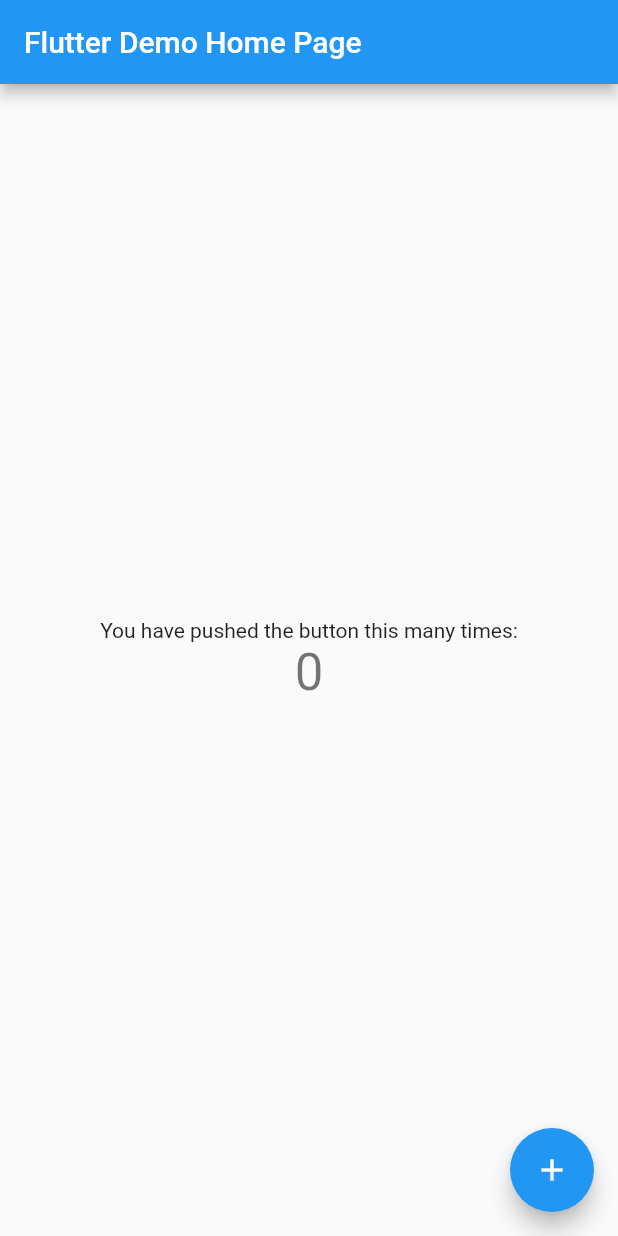
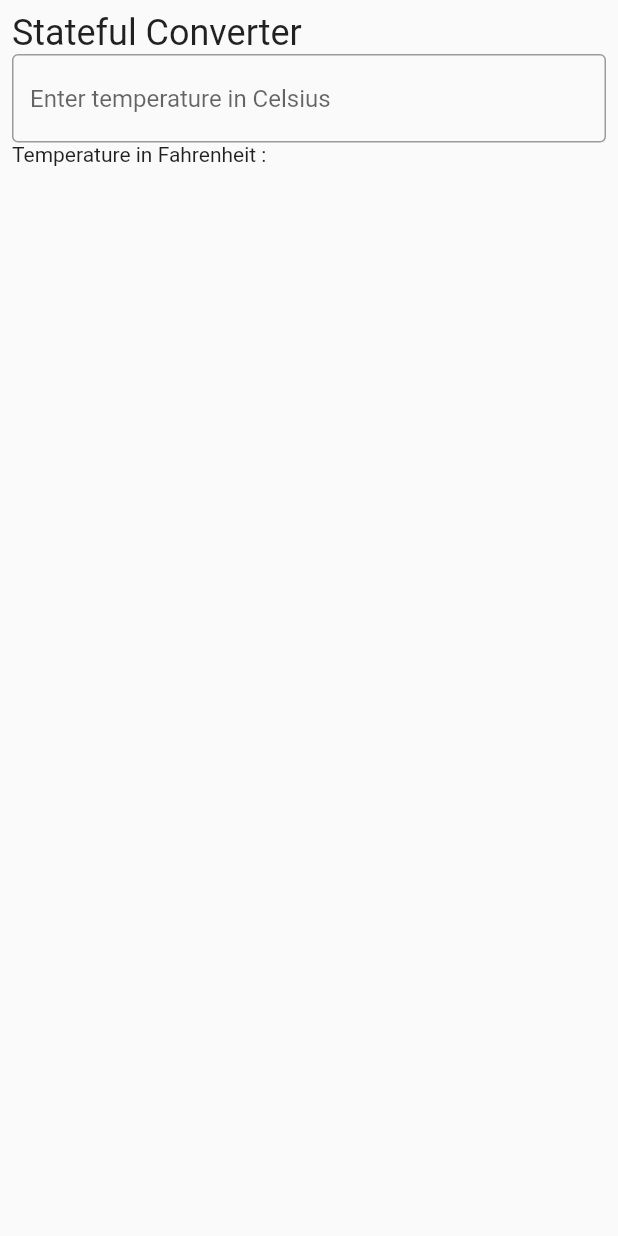
Before and after one commit to achmadilham07/ComposeXFlutter, a Flutter app: the screen it shows after launch, on a phone screen of 412 x 824 dp. Run offline on Flutter 3.47's test engine with Material 2 defaults, Android fonts, the phone set to English and light mode, and no system bars.

Commit message:
add stateful converter - Flutter

```diff
--- a/MyTemperatureConverter/flutter/lib/main.dart
+++ b/MyTemperatureConverter/flutter/lib/main.dart
@@ -1,3 +1,4 @@
+import 'package:degree_converter/utils/string.dart';
 import 'package:flutter/material.dart';
 
 void main() {
@@ -7,109 +8,82 @@
 class MyApp extends StatelessWidget {
   const MyApp({super.key});
 
-  // This widget is the root of your application.
   @override
   Widget build(BuildContext context) {
     return MaterialApp(
       title: 'Flutter Demo',
       theme: ThemeData(
-        // This is the theme of your application.
-        //
-        // Try running your application with "flutter run". You'll see the
-        // application has a blue toolbar. Then, without quitting the app, try
-        // changing the primarySwatch below to Colors.green and then invoke
-        // "hot reload" (press "r" in the console where you ran "flutter run",
-        // or simply save your changes to "hot reload" in a Flutter IDE).
-        // Notice that the counter didn't reset back to zero; the application
-        // is not restarted.
         primarySwatch: Colors.blue,
       ),
-      home: const MyHomePage(title: 'Flutter Demo Home Page'),
+      home: const MyHomePage(),
     );
   }
 }
 
-class MyHomePage extends StatefulWidget {
-  const MyHomePage({super.key, required this.title});
-
-  // This widget is the home page of your application. It is stateful, meaning
-  // that it has a State object (defined below) that contains fields that affect
-  // how it looks.
-
-  // This class is the configuration for the state. It holds the values (in this
-  // case the title) provided by the parent (in this case the App widget) and
-  // used by the build method of the State. Fields in a Widget subclass are
-  // always marked "final".
-
-  final String title;
-
-  @override
-  State<MyHomePage> createState() => _MyHomePageState();
-}
-
-class _MyHomePageState extends State<MyHomePage> {
-  int _counter = 0;
-
-  void _incrementCounter() {
-    setState(() {
-      // This call to setState tells the Flutter framework that something has
-      // changed in this State, which causes it to rerun the build method below
-      // so that the display can reflect the updated values. If we changed
-      // _counter without calling setState(), then the build method would not be
-      // called again, and so nothing would appear to happen.
-      _counter++;
-    });
-  }
+class MyHomePage extends StatelessWidget {
+  const MyHomePage({super.key});
 
   @override
   Widget build(BuildContext context) {
-    // This method is rerun every time setState is called, for instance as done
-    // by the _incrementCounter method above.
-    //
-    // The Flutter framework has been optimized to make rerunning build methods
-    // fast, so that you can just rebuild anything that needs updating rather
-    // than having to individually change instances of widgets.
     return Scaffold(
-      appBar: AppBar(
-        // Here we take the value from the MyHomePage object that was created by
-        // the App.build method, and use it to set our appbar title.
-        title: Text(widget.title),
+      body: Column(
+        mainAxisAlignment: MainAxisAlignment.start,
+        children: const <Widget>[
+          StatefulTemperatureInput(),
+        ],
       ),
-      body: Center(
-        // Center is a layout widget. It takes a single child and positions it
-        // in the middle of the parent.
-        child: Column(
-          // Column is also a layout widget. It takes a list of children and
-          // arranges them vertically. By default, it sizes itself to fit its
-          // children horizontally, and tries to be as tall as its parent.
-          //
-          // Invoke "debug painting" (press "p" in the console, choose the
-          // "Toggle Debug Paint" action from the Flutter Inspector in Android
-          // Studio, or the "Toggle Debug Paint" command in Visual Studio Code)
-          // to see the wireframe for each widget.
-          //
-          // Column has various properties to control how it sizes itself and
-          // how it positions its children. Here we use mainAxisAlignment to
-          // center the children vertically; the main axis here is the vertical
-          // axis because Columns are vertical (the cross axis would be
-          // horizontal).
-          mainAxisAlignment: MainAxisAlignment.center,
-          children: <Widget>[
-            const Text(
-              'You have pushed the button this many times:',
-            ),
-            Text(
-              '$_counter',
-              style: Theme.of(context).textTheme.headlineMedium,
-            ),
-          ],
-        ),
-      ),
-      floatingActionButton: FloatingActionButton(
-        onPressed: _incrementCounter,
-        tooltip: 'Increment',
-        child: const Icon(Icons.add),
-      ), // This trailing comma makes auto-formatting nicer for build methods.
     );
   }
 }
+
+String convertToFahrenheit(String celsius) {
+  final dCelsius = double.tryParse(celsius) ?? 0;
+  final dFahrenheit = (dCelsius * 9 / 5) + 32;
+  return dFahrenheit.toString();
+}
+
+class StatefulTemperatureInput extends StatefulWidget {
+  const StatefulTemperatureInput({super.key});
+
+  @override
+  State<StatefulTemperatureInput> createState() =>
+      _StatefulTemperatureInputState();
+}
+
+class _StatefulTemperatureInputState extends State<StatefulTemperatureInput> {
+  var input = "";
+  var output = "";
+  TextEditingController controller = TextEditingController();
+
+  @override
+  Widget build(BuildContext context) {
+    return Padding(
+      padding: const EdgeInsets.all(8.0),
+      child: Column(
+        crossAxisAlignment: CrossAxisAlignment.start,
+        children: [
+          Text(
+            statefulConverter,
+            style: Theme.of(context).textTheme.headlineSmall,
+          ),
+          TextFormField(
+            controller: controller,
+            keyboardType: TextInputType.number,
+            decoration: const InputDecoration(
+              hintText: enterCelsius,
+              border: OutlineInputBorder(),
+            ),
+            onChanged: (newInput) {
+              setState(() {
+                input = newInput;
+                output = convertToFahrenheit(newInput);
+
+              });
+            },
+          ),
+          Text(temperatureFahrenheit(output))
+        ],
+      ),
+    );
+  }
+}
--- /dev/null
+++ b/MyTemperatureConverter/flutter/lib/utils/string.dart
@@ -0,0 +1,7 @@
+const String statefulConverter = "Stateful Converter";
+const String statelessConverter = "Stateless Converter";
+const String twoWayConverter = "Two Way Converter";
+const String enterCelsius = "Enter temperature in Celsius";
+String temperatureFahrenheit(String value) =>
+    "Temperature in Fahrenheit : $value";
+String enterTemperature(String value) => "Enter temperature in $value";
```
